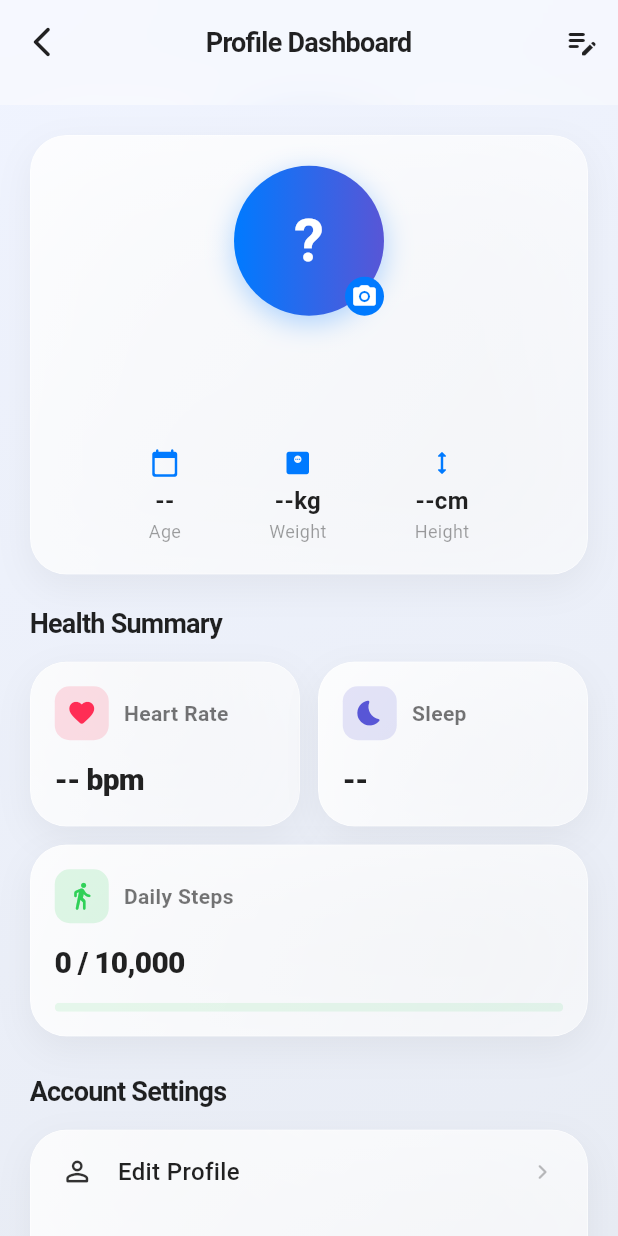
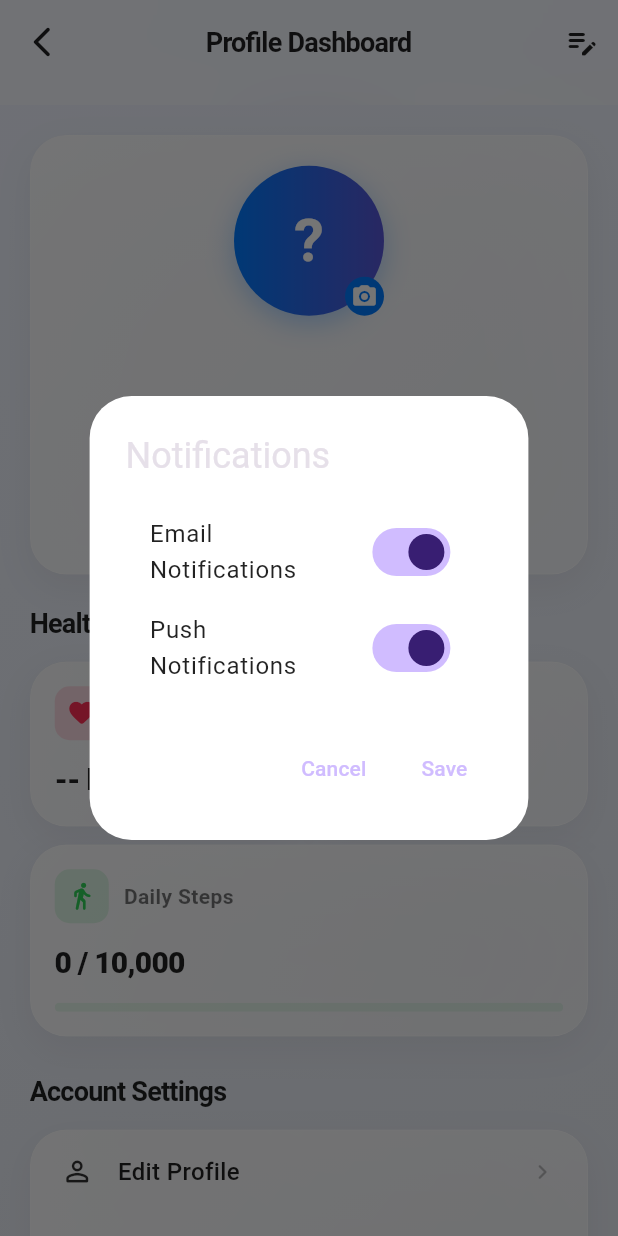
Before and after one commit to HUNTERZEN/medi_agent, a Flutter app: the ProfileDashboard screen opened directly with empty values, after a tap on "Notifications", on a phone screen of 412 x 824 dp. Run offline on Flutter 3.47's test engine with Material 3 defaults, Android fonts, the light colour scheme and no system bars; our stand-ins replace flutter_markdown, geolocator, google_maps_flutter, google_sign_in, image_picker, shared_preferences; missing offline and left inert: flutter_displaymode; accounts and stored records are empty.

Commit message:
feat: add notification and privacy settings dialogs to Profile Dashboard

```diff
--- a/lib/profile_dashboard.dart
+++ b/lib/profile_dashboard.dart
@@ -38,6 +38,14 @@ class _ProfileDashboardState extends State<ProfileDashboard> {
   String _heartRate = "--";
   String _sleep = "--";
   String _steps = "0";
+
+  // Notifications
+  bool _emailNotifications = true;
+  bool _pushNotifications = true;
+
+  // Privacy
+  bool _publicProfile = false;
+  bool _twoFactorAuth = false;
 
   final String _baseUrl = 'https://medi-agent-ser.onrender.com';
 
@@ -81,6 +89,10 @@ class _ProfileDashboardState extends State<ProfileDashboard> {
           _heartRate = data['heart_rate'].toString().isNotEmpty ? data['heart_rate'] : "--";
           _sleep = data['sleep'].toString().isNotEmpty ? data['sleep'] : "--";
           _steps = data['steps'].toString().isNotEmpty ? data['steps'] : "0";
+          _emailNotifications = data['email_notifications'] ?? true;
+          _pushNotifications = data['push_notifications'] ?? true;
+          _publicProfile = data['public_profile'] ?? false;
+          _twoFactorAuth = data['two_factor_auth'] ?? false;
           _isLoading = false;
         });
       }
@@ -90,7 +102,7 @@ class _ProfileDashboardState extends State<ProfileDashboard> {
     }
   }
 
-  Future<void> _updateProfile(Map<String, String> updates) async {
+  Future<void> _updateProfile(Map<String, dynamic> updates) async {
     setState(() => _isLoading = true);
     try {
       final response = await http.post(
@@ -106,7 +118,7 @@ class _ProfileDashboardState extends State<ProfileDashboard> {
         await _fetchProfile();
         if (mounted) {
           ScaffoldMessenger.of(context).showSnackBar(
-            const SnackBar(content: Text("Profile updated successfully!")),
+            const SnackBar(content: Text("Settings updated successfully!")),
           );
         }
       }
@@ -172,6 +184,94 @@ class _ProfileDashboardState extends State<ProfileDashboard> {
             child: const Text("Save"),
           ),
         ],
+      ),
+    );
+  }
+
+  void _showNotificationsDialog() {
+    showDialog(
+      context: context,
+      builder: (ctx) => StatefulBuilder(
+        builder: (context, setDialogState) => AlertDialog(
+          title: const Text("Notifications"),
+          backgroundColor: widget.isDark ? const Color(0xFF1C1C2E) : Colors.white,
+          content: Column(
+            mainAxisSize: MainAxisSize.min,
+            children: [
+              SwitchListTile(
+                title: Text("Email Notifications", style: TextStyle(color: widget.isDark ? Colors.white : Colors.black87)),
+                value: _emailNotifications,
+                onChanged: (val) => setDialogState(() => _emailNotifications = val),
+              ),
+              SwitchListTile(
+                title: Text("Push Notifications", style: TextStyle(color: widget.isDark ? Colors.white : Colors.black87)),
+                value: _pushNotifications,
+                onChanged: (val) => setDialogState(() => _pushNotifications = val),
+              ),
+            ],
+          ),
+          actions: [
+            TextButton(onPressed: () => Navigator.pop(ctx), child: const Text("Cancel")),
+            TextButton(
+              onPressed: () {
+                Navigator.pop(ctx);
+                _updateProfile({
+                  "email_notifications": _emailNotifications,
+                  "push_notifications": _pushNotifications,
+                });
+              },
+              child: const Text("Save"),
+            ),
+          ],
+        ),
+      ),
+    );
+  }
+
+  void _showPrivacyDialog() {
+    showDialog(
+      context: context,
+      builder: (ctx) => StatefulBuilder(
+        builder: (context, setDialogState) => AlertDialog(
+          title: const Text("Privacy & Security"),
+          backgroundColor: widget.isDark ? const Color(0xFF1C1C2E) : Colors.white,
+          content: Column(
+            mainAxisSize: MainAxisSize.min,
+            children: [
+              SwitchListTile(
+                title: Text("Public Profile", style: TextStyle(color: widget.isDark ? Colors.white : Colors.black87)),
+                value: _publicProfile,
+                onChanged: (val) => setDialogState(() => _publicProfile = val),
+              ),
+              SwitchListTile(
+                title: Text("Two-Factor Auth", style: TextStyle(color: widget.isDark ? Colors.white : Colors.black87)),
+                value: _twoFactorAuth,
+                onChanged: (val) => setDialogState(() => _twoFactorAuth = val),
+              ),
+              const Divider(),
+              ListTile(
+                title: const Text("Change Password", style: TextStyle(color: Color(0xFF007AFF))),
+                onTap: () {
+                  Navigator.pop(ctx);
+                  ScaffoldMessenger.of(context).showSnackBar(const SnackBar(content: Text("Password reset email sent!")));
+                },
+              ),
+            ],
+          ),
+          actions: [
+            TextButton(onPressed: () => Navigator.pop(ctx), child: const Text("Cancel")),
+            TextButton(
+              onPressed: () {
+                Navigator.pop(ctx);
+                _updateProfile({
+                  "public_profile": _publicProfile,
+                  "two_factor_auth": _twoFactorAuth,
+                });
+              },
+              child: const Text("Save"),
+            ),
+          ],
+        ),
       ),
     );
   }
@@ -415,8 +515,8 @@ class _ProfileDashboardState extends State<ProfileDashboard> {
                     child: Column(
                       children: [
                         _settingTile(Icons.person_outline_rounded, "Edit Profile", _showEditDialog),
-                        _settingTile(Icons.notifications_none_rounded, "Notifications", () {}),
-                        _settingTile(Icons.security_rounded, "Privacy & Security", () {}),
+                        _settingTile(Icons.notifications_none_rounded, "Notifications", _showNotificationsDialog),
+                        _settingTile(Icons.security_rounded, "Privacy & Security", _showPrivacyDialog),
                         _settingTile(Icons.help_outline_rounded, "Help & Support", () {}),
                         _settingTile(
                           Icons.logout_rounded,
```
